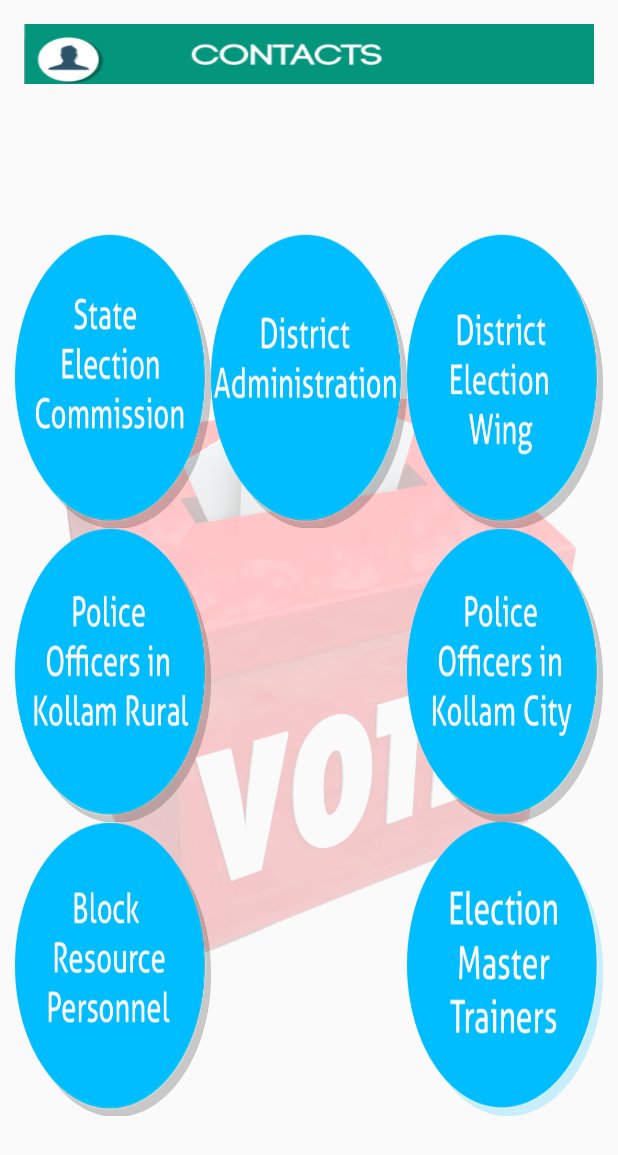
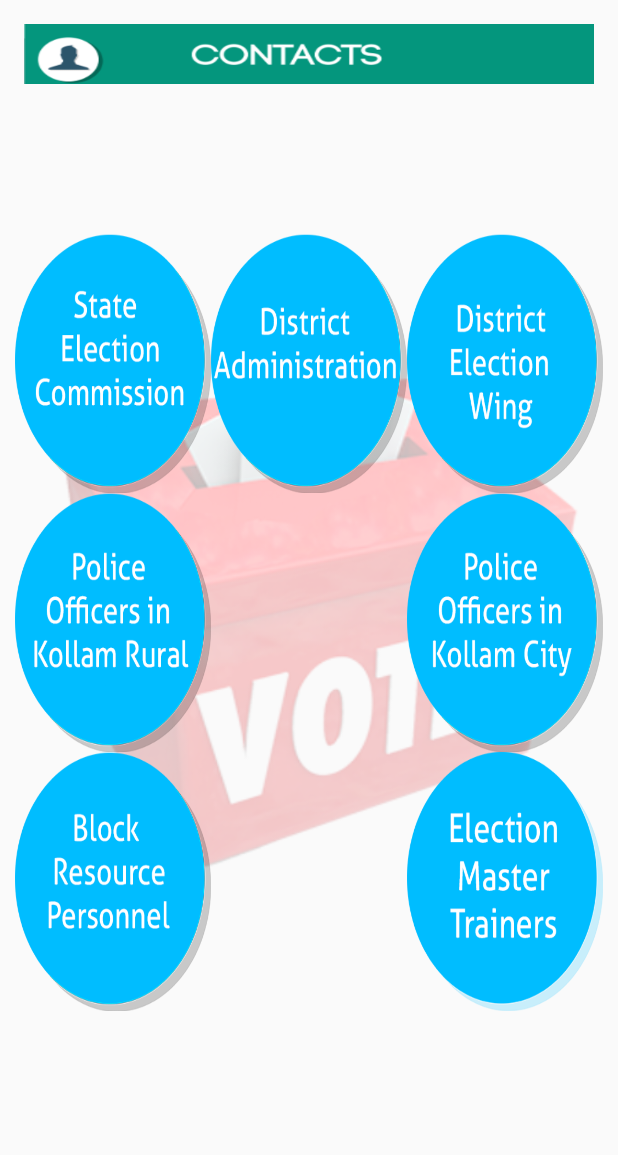
Before and after one commit to rimalmathew/election2015kollam, an Android app: the ContactsActivity screen opened directly, with no data from a screen before it, on a phone screen of 412 x 824 dp. Shown: the top 1155 px of the screen. Run offline under Robolectric (Android 15) with nearby library versions, the phone set to English and light mode, and no system bars.

Commit message:
version 2

```diff
--- a/app/build.gradle
+++ b/app/build.gradle
@@ -8,8 +8,8 @@
         applicationId "in.nic.kollam.election15kollam"
         minSdkVersion 16
         targetSdkVersion 22
-        versionCode 1
-        versionName "1.0"
+        versionCode 2
+        versionName "1.1"
         multiDexEnabled true
     }
     buildTypes {
--- a/app/src/main/res/layout/activity_contacts.xml
+++ b/app/src/main/res/layout/activity_contacts.xml
@@ -1,15 +1,14 @@
 <LinearLayout xmlns:android="http://schemas.android.com/apk/res/android"
-    xmlns:tools="http://schemas.android.com/tools"
-android:layout_width="match_parent"
+    xmlns:tools="http://schemas.android.com/tools" android:layout_width="match_parent"
     android:layout_height="wrap_content"
     android:orientation="vertical"
     tools:context="com.example.pranavshenoy.election.contacts"
     android:weightSum="3"
+    android:background="@drawable/bg_320"
     android:layout_marginTop="100dp"
-    android:layout_marginBottom="80dp"
+    android:layout_marginBottom="150dp"
     android:layout_marginRight="10dp"
     android:layout_marginLeft="10dp"
-    android:background="@drawable/bg_920"
     >
 
     <LinearLayout
@@ -24,7 +23,7 @@
             android:id="@+id/sec"
             android:background="@drawable/sec_button"
             android:layout_weight="1"
-        android:padding="10dp"
+            android:padding="15dp"
             />
         <!--android:layout_alignParentTop="true"-->
         <!--android:layout_alignParentRight="true"-->
@@ -36,7 +35,7 @@
             android:id="@+id/da"
             android:background="@drawable/da_button"
             android:layout_weight="1"
-        android:padding="10dp"
+            android:padding="15dp"
             />
         <!--android:layout_alignParentRight="true"-->
         <!--android:layout_alignParentEnd="true" />-->
@@ -44,7 +43,7 @@
             android:layout_width="match_parent"
             android:layout_height="wrap_content"
             android:id="@+id/dew"
-        android:padding="10dp"
+            android:padding="15dp"
             android:background="@drawable/dew_button"
             android:layout_weight="1"
             />
@@ -66,8 +65,9 @@
             android:layout_height="wrap_content"
             android:id="@+id/pokr"
             android:layout_weight="1"
-            android:padding="10dp"
+            android:padding="15dp"
             android:background="@drawable/pokr_button"
+
             />
         <TextView
             android:layout_width="match_parent"
@@ -80,7 +80,7 @@
             android:id="@+id/poc"
             android:background="@drawable/pokc_button"
             android:layout_weight="1"
-            android:padding="10dp"
+            android:padding="15dp"
             />
     </LinearLayout>
 
@@ -100,7 +100,7 @@
             android:id="@+id/brp"
             android:background="@drawable/brp_button"
             android:layout_weight="1"
-        android:padding="10dp"
+            android:padding="15dp"
             />
         <TextView
             android:layout_width="match_parent"
@@ -113,7 +113,7 @@
             android:id="@+id/emt"
             android:background="@drawable/emt"
             android:layout_weight="1"
-        android:padding="10dp"
+            android:padding="15dp"
             />
 
         <!--android:layout_alignParentBottom="true"-->
```
Lines whose indentation alone changed are shown as unchanged.
